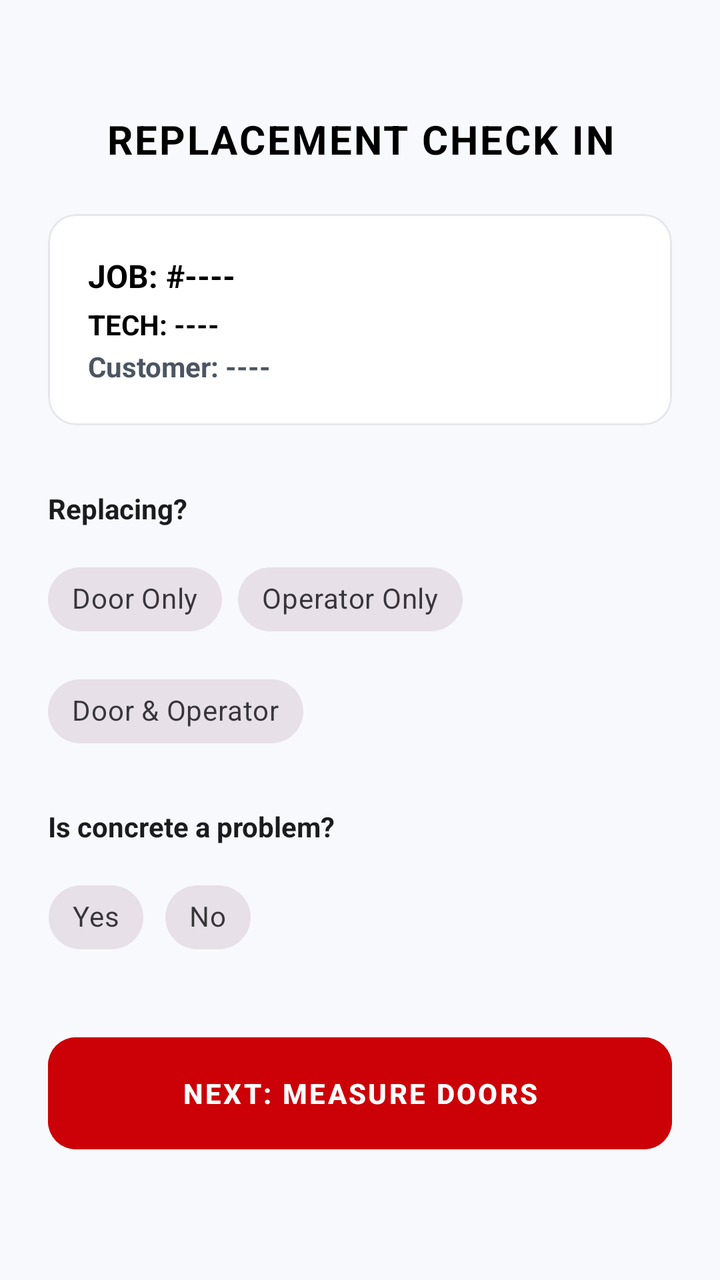
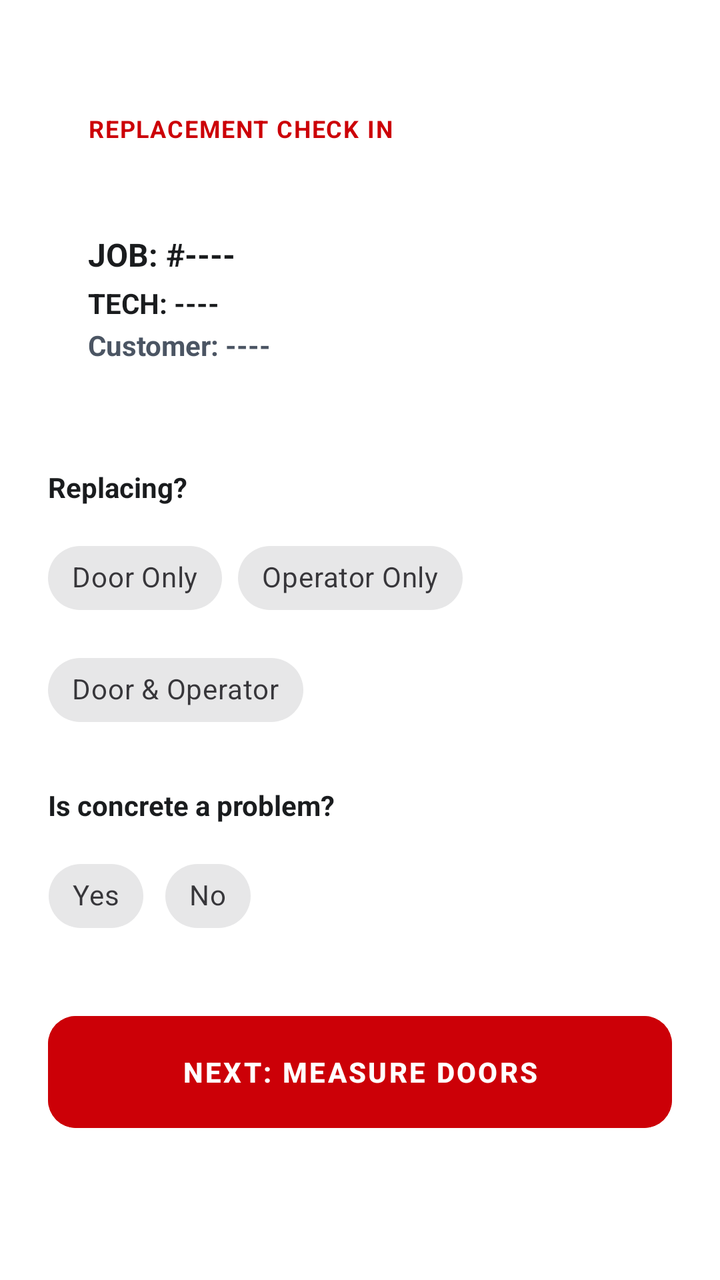

Before-and-after screenshots of an Android layout around one commit, followed by the original layout XML and the change that was made.
<!-- AndroidManifest.xml: application theme Theme.EmployeePOS2 -->
<!-- res/layout/activity_replacement_questions.xml -->
<?xml version="1.0" encoding="utf-8"?>
<ScrollView xmlns:android="http://schemas.android.com/apk/res/android"
    xmlns:app="http://schemas.android.com/apk/res-auto"
    android:layout_width="match_parent"
    android:layout_height="match_parent"
    android:background="#F8F9FC"
    android:fillViewport="true">

    <LinearLayout
        android:layout_width="match_parent"
        android:layout_height="wrap_content"
        android:orientation="vertical"
        android:padding="24dp">

        <TextView
            android:layout_width="match_parent"
            android:layout_height="wrap_content"
            android:layout_marginTop="32dp"
            android:text="REPLACEMENT CHECK IN"
            android:textStyle="bold"
            android:textColor="#000000"
            android:textSize="20sp"
            android:gravity="center"
            android:letterSpacing="0.05"
            android:layout_marginBottom="24dp"/>

        <com.google.android.material.card.MaterialCardView
            android:layout_width="match_parent"
            android:layout_height="wrap_content"
            app:cardBackgroundColor="#FFFFFF"
            app:cardCornerRadius="14dp"
            app:cardElevation="0dp"
            app:strokeWidth="1dp"
            app:strokeColor="#E5E7EB"
            android:layout_marginBottom="32dp">
            <LinearLayout
                android:layout_width="match_parent"
                android:layout_height="wrap_content"
                android:orientation="vertical"
                android:padding="20dp">

                <TextView
                    android:id="@+id/tvLockedJob"
                    android:layout_width="wrap_content"
                    android:layout_height="wrap_content"
                    android:text="JOB: #----"
                    android:textColor="#000000"
                    android:textStyle="bold"
                    android:textSize="16sp" />

                <TextView
                    android:id="@+id/tvLockedtech"
                    android:layout_width="wrap_content"
                    android:layout_height="wrap_content"
                    android:text="TECH: ----"
                    android:textColor="#000000"
                    android:textStyle="bold"
                    android:layout_marginTop="4dp" />

                <TextView
                    android:id="@+id/tvLockedCustomer"
                    android:layout_width="wrap_content"
                    android:layout_height="wrap_content"
                    android:text="Customer: ----"
                    android:textColor="#4B5563"
                    android:textStyle="bold"
                    android:layout_marginTop="2dp" />

            </LinearLayout>
        </com.google.android.material.card.MaterialCardView>

        <TextView
            android:layout_width="wrap_content"
            android:layout_height="wrap_content"
            android:text="Replacing?"
            android:textStyle="bold"
            android:textColor="#1A1C1E"
            android:textSize="14sp"
            android:layout_marginBottom="12dp"/>

        <com.google.android.material.chip.ChipGroup
            android:id="@+id/rgReplacing"
            android:layout_width="match_parent"
            android:layout_height="wrap_content"
            app:singleSelection="true"
            app:selectionRequired="true"
            android:layout_marginBottom="24dp">

            <com.google.android.material.chip.Chip
                android:id="@+id/rbReplaceDoor"
                style="@style/Widget.MaterialComponents.Chip.Choice"
                android:layout_width="wrap_content"
                android:layout_height="wrap_content"
                android:text="Door Only" />

            <com.google.android.material.chip.Chip
                android:id="@+id/rbReplaceOperator"
                style="@style/Widget.MaterialComponents.Chip.Choice"
                android:layout_width="wrap_content"
                android:layout_height="wrap_content"
                android:text="Operator Only" />

            <com.google.android.material.chip.Chip
                android:id="@+id/rbReplaceBoth"
                style="@style/Widget.MaterialComponents.Chip.Choice"
                android:layout_width="wrap_content"
                android:layout_height="wrap_content"
                android:text="Door &amp; Operator" />
        </com.google.android.material.chip.ChipGroup>

        <TextView
            android:layout_width="wrap_content"
            android:layout_height="wrap_content"
            android:text="Is concrete a problem?"
            android:textStyle="bold"
            android:textColor="#1A1C1E"
            android:textSize="14sp"
            android:layout_marginBottom="12dp"/>

        <com.google.android.material.chip.ChipGroup
            android:id="@+id/rgConcreteProblem"
            android:layout_width="match_parent"
            android:layout_height="wrap_content"
            app:singleSelection="true"
            app:selectionRequired="true"
            android:layout_marginBottom="32dp">

            <com.google.android.material.chip.Chip
                android:id="@+id/rbConcreteProbYes"
                style="@style/Widget.MaterialComponents.Chip.Choice"
                android:layout_width="wrap_content"
                android:layout_height="wrap_content"
                android:text="Yes" />

            <com.google.android.material.chip.Chip
                android:id="@+id/rbConcreteProbNo"
                style="@style/Widget.MaterialComponents.Chip.Choice"
                android:layout_width="wrap_content"
                android:layout_height="wrap_content"
                android:text="No" />
        </com.google.android.material.chip.ChipGroup>

        <com.google.android.material.button.MaterialButton
            android:id="@+id/btnNextToMeasure"
            android:layout_width="match_parent"
            android:layout_height="64dp"
            android:text="NEXT: MEASURE DOORS"
            android:textStyle="bold"
            android:letterSpacing="0.08"
            android:backgroundTint="#CC0007"
            android:textColor="#FFFFFF"
            app:cornerRadius="14dp"
            app:elevation="0dp"/>

    </LinearLayout>
</ScrollView>
<!-- resources referenced by this layout -->
<resources>
  <style name="Theme.EmployeePOS2" parent="Base.Theme.EmployeePOS2" />
  <style name="Base.Theme.EmployeePOS2" parent="Theme.Material3.DayNight.NoActionBar">
          
          
      </style>
</resources>

<!-- the commit's change to res/layout/activity_replacement_questions.xml (unified diff, before → after) -->
@@ -3,7 +3,7 @@
     xmlns:app="http://schemas.android.com/apk/res-auto"
     android:layout_width="match_parent"
     android:layout_height="match_parent"
-    android:background="#F8F9FC"
+    android:background="#FFFFFF"
     android:fillViewport="true">
 
     <LinearLayout
@@ -18,9 +18,9 @@
             android:layout_marginTop="32dp"
             android:text="REPLACEMENT CHECK IN"
             android:textStyle="bold"
-            android:textColor="#000000"
-            android:textSize="20sp"
-            android:gravity="center"
+            android:textColor="#CC0007"
+            android:textSize="12sp"
+            android:gravity="start" android:paddingHorizontal="20dp" 
             android:letterSpacing="0.05"
             android:layout_marginBottom="24dp"/>
 
@@ -28,9 +28,9 @@
             android:layout_width="match_parent"
             android:layout_height="wrap_content"
             app:cardBackgroundColor="#FFFFFF"
-            app:cardCornerRadius="14dp"
+            app:cardCornerRadius="0dp"
             app:cardElevation="0dp"
-            app:strokeWidth="1dp"
+            app:strokeWidth="0dp"
             app:strokeColor="#E5E7EB"
             android:layout_marginBottom="32dp">
             <LinearLayout
@@ -44,7 +44,7 @@
                     android:layout_width="wrap_content"
                     android:layout_height="wrap_content"
                     android:text="JOB: #----"
-                    android:textColor="#000000"
+                    android:textColor="#1A1C1E"
                     android:textStyle="bold"
                     android:textSize="16sp" />
 
@@ -53,7 +53,7 @@
                     android:layout_width="wrap_content"
                     android:layout_height="wrap_content"
                     android:text="TECH: ----"
-                    android:textColor="#000000"
+                    android:textColor="#1A1C1E"
                     android:textStyle="bold"
                     android:layout_marginTop="4dp" />
 
<!-- resource entries referenced after the edit -->
@@ -3,7 +3,15 @@
   <style name="Theme.EmployeePOS2" parent="Base.Theme.EmployeePOS2" />
   <style name="Base.Theme.EmployeePOS2" parent="Theme.Material3.DayNight.NoActionBar">
           
-          
+          <item name="colorPrimary">#CC0007</item>
+          <item name="colorOnPrimary">#FFFFFF</item>
+          <item name="colorPrimaryContainer">#FEE2E2</item>
+          <item name="colorOnPrimaryContainer">#CC0007</item>
+          <item name="colorSecondary">#CC0007</item>
+          <item name="colorSecondaryContainer">#FEE2E2</item>
+          <item name="colorOnSecondaryContainer">#CC0007</item>
+          <item name="colorSurface">#FFFFFF</item>
+          <item name="android:windowBackground">#FFFFFF</item>
       </style>
 </resources>
 
